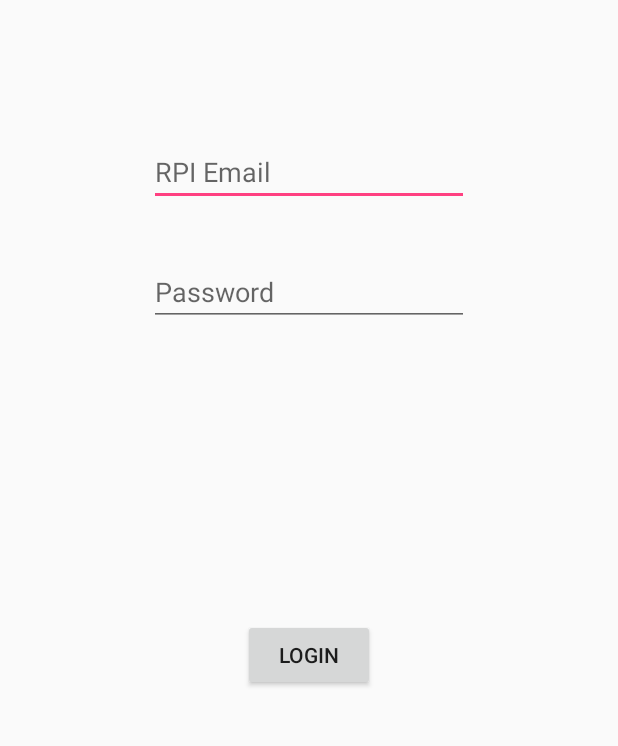
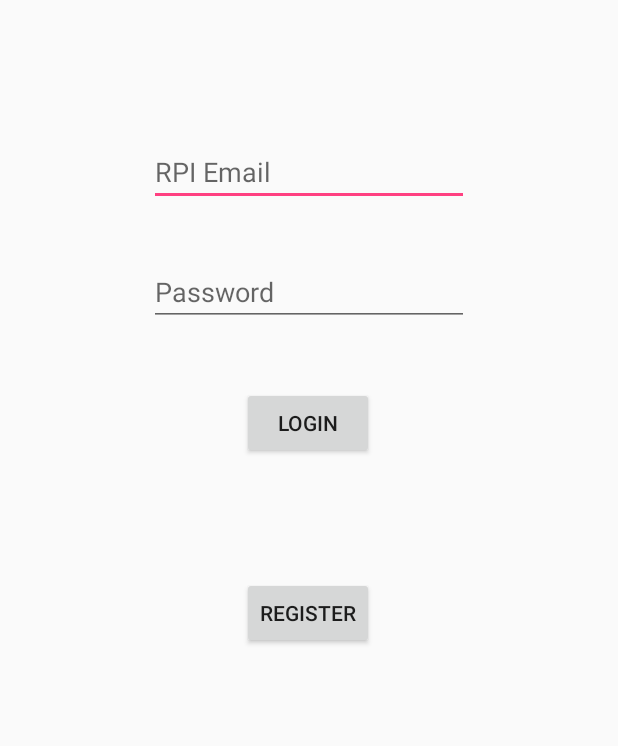
Before and after one commit to zdward/GrouberAndroid, an Android app: the screen it shows after launch (Login), on a phone screen of 412 x 824 dp, the part 252-998 px from its top. Run offline under Robolectric (Android 15) with nearby library versions, the phone set to English and light mode, and no system bars.

Commit message:
Added a register button on the login page that takes the user to the registration page.

```diff
--- a/app/src/main/AndroidManifest.xml
+++ b/app/src/main/AndroidManifest.xml
@@ -17,6 +17,8 @@
                 <category android:name="android.intent.category.LAUNCHER" />
             </intent-filter>
         </activity>
+
+        <activity android:name=".Registration"> </activity>
     </application>
 
 </manifest>
--- a/app/src/main/res/layout/login.xml
+++ b/app/src/main/res/layout/login.xml
@@ -51,8 +51,10 @@
         android:text="Login"
         app:layout_constraintBottom_toBottomOf="parent"
         app:layout_constraintEnd_toEndOf="parent"
+        app:layout_constraintHorizontal_bias="0.498"
         app:layout_constraintStart_toStartOf="parent"
-        app:layout_constraintTop_toBottomOf="@+id/etPassword" />
+        app:layout_constraintTop_toBottomOf="@+id/etPassword"
+        app:layout_constraintVertical_bias="0.087" />
 
     <TextView
         android:id="@+id/Title"
@@ -67,4 +69,20 @@
         app:layout_constraintEnd_toEndOf="parent"
         app:layout_constraintStart_toStartOf="parent"
         app:layout_constraintTop_toTopOf="parent" />
+
+    <Button
+        android:id="@+id/btnRegister"
+        android:layout_width="wrap_content"
+        android:layout_height="wrap_content"
+        android:layout_marginStart="8dp"
+        android:layout_marginTop="8dp"
+        android:layout_marginEnd="8dp"
+        android:layout_marginBottom="8dp"
+        android:text="Register"
+        app:layout_constraintBottom_toBottomOf="parent"
+        app:layout_constraintEnd_toEndOf="parent"
+        app:layout_constraintHorizontal_bias="0.498"
+        app:layout_constraintStart_toStartOf="parent"
+        app:layout_constraintTop_toBottomOf="@+id/btnLogin"
+        app:layout_constraintVertical_bias="0.246" />
 </android.support.constraint.ConstraintLayout>
--- /dev/null
+++ b/app/src/main/res/layout/registration.xml
@@ -0,0 +1,8 @@
+<?xml version="1.0" encoding="utf-8"?>
+<android.support.constraint.ConstraintLayout
+    xmlns:android="http://schemas.android.com/apk/res/android"
+    android:layout_width="match_parent"
+    android:layout_height="match_parent">
+
+
+</android.support.constraint.ConstraintLayout>
```
